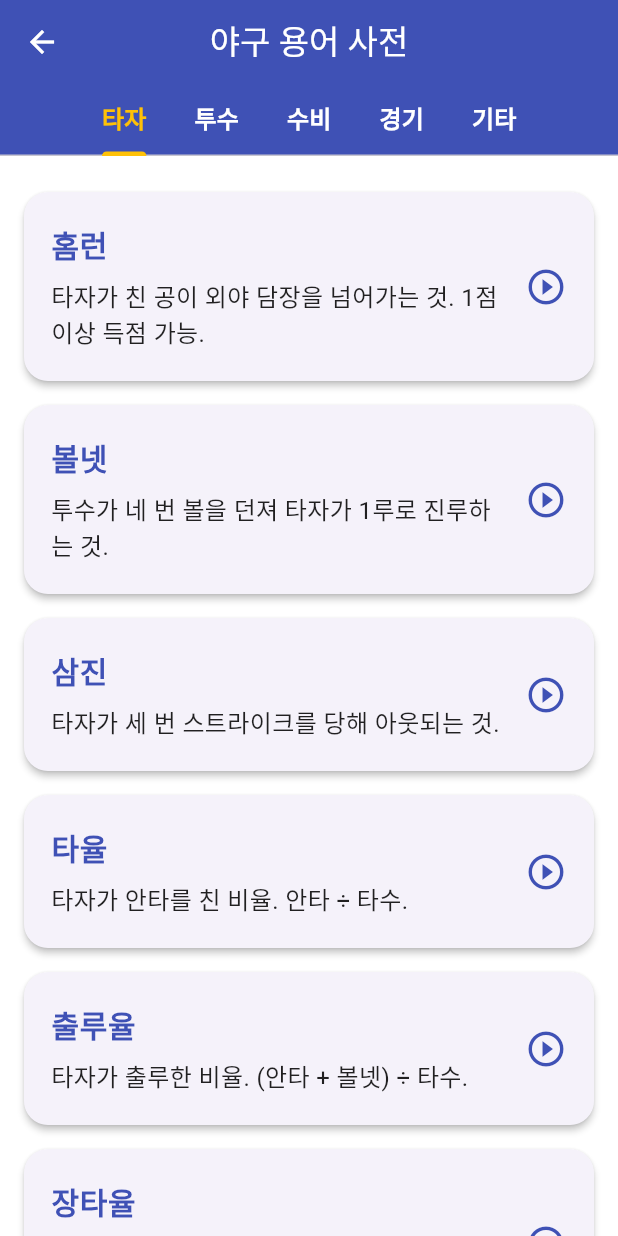
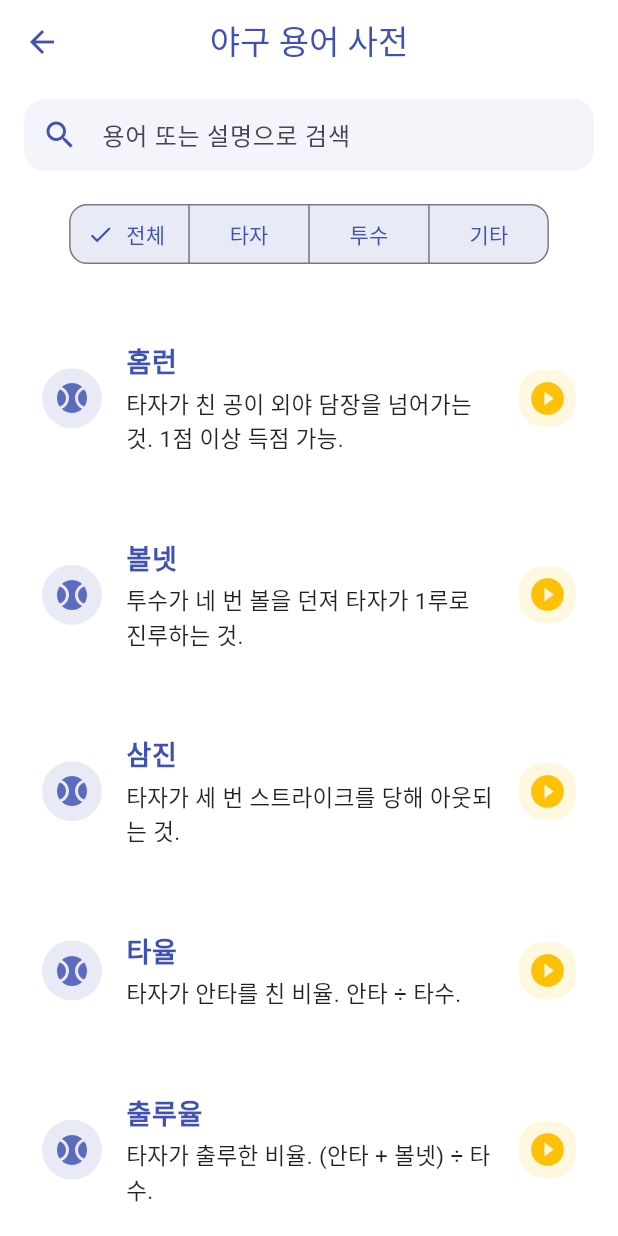
Before and after one commit to AJeonghyun/baseball_quiz, a Flutter app: the BaseballDictionaryPage screen opened directly, on a phone screen of 412 x 824 dp. Run offline on Flutter 3.47's test engine with Material 3 defaults, Android fonts, the phone set to English and light mode, and no system bars; our stand-ins replace auto_size_text, youtube_player_flutter; Roboto replaces fonts that are missing (Pretendard).

Commit message:
modified dictionary page

```diff
--- /dev/null
+++ b/devtools_options.yaml
@@ -0,0 +1 @@
+extensions:
--- a/lib/baseball_dictionary_page.dart
+++ b/lib/baseball_dictionary_page.dart
@@ -11,8 +11,19 @@ class BaseballDictionaryPage extends StatefulWidget {
 class _BaseballDictionaryPageState extends State<BaseballDictionaryPage>
     with SingleTickerProviderStateMixin {
   late TabController _tabController;
+  String searchText = "";
 
-  final Map<String, List<Map<String, String>>> termsByCategory = {
+  late Map<String, List<Map<String, String>>> termsByCategory;
+  late List<Map<String, String>> allTerms;
+
+  int selectedCategoryIndex = 0;
+
+  @override
+  void initState() {
+    super.initState();
+
+    // 카테고리 4개(전체, 타자, 투수, 기타)로 축소
+    final Map<String, List<Map<String, String>>> baseTerms = {
       "타자": [
         {
           "term": "홈런",
@@ -112,40 +123,6 @@ class _BaseballDictionaryPageState extends State<BaseballDictionaryPage>
           "youtubeId": "1Q8fG0TtVAY"
         },
       ],
-    "수비": [
-      {
-        "term": "실책",
-        "desc": "수비수가 평범한 플레이에서 실수하여 주자가 진루한 경우.",
-        "youtubeId": "w8yQJpP6f8k"
-      },
-      {
-        "term": "더블플레이",
-        "desc": "한 번의 플레이로 두 명의 주자를 아웃시키는 것.",
-        "youtubeId": "QwZT7T-TXT0"
-      },
-      {
-        "term": "포스아웃",
-        "desc": "주자가 다음 베이스로 진루해야 할 때, 수비가 먼저 베이스를 밟아 아웃시키는 것.",
-        "youtubeId": "2NNax0aqqqA"
-      },
-    ],
-    "경기": [
-      {
-        "term": "이닝",
-        "desc": "경기의 한 단위. 각 팀이 한 번씩 공격과 수비를 하는 것.",
-        "youtubeId": "kFvFz2v1Qq4"
-      },
-      {
-        "term": "도루",
-        "desc": "주자가 투수가 던지는 틈을 타 다음 베이스로 진루하는 것.",
-        "youtubeId": "QwZT7T-TXT0"
-      },
-      {
-        "term": "득점",
-        "desc": "주자가 홈베이스를 밟아 점수를 얻는 것.",
-        "youtubeId": "w8yQJpP6f8k"
-      },
-    ],
       "기타": [
         {"term": "WAR", "desc": "대체 선수 대비 승리 기여도.", "youtubeId": "2NNax0aqqqA"},
         {
@@ -161,41 +138,60 @@ class _BaseballDictionaryPageState extends State<BaseballDictionaryPage>
       ],
     };
 
-  @override
-  void initState() {
-    super.initState();
+    allTerms = baseTerms.values.expand((list) => list).toList();
+    termsByCategory = {
+      "전체": allTerms,
+      ...baseTerms,
+    };
+
     _tabController =
         TabController(length: termsByCategory.keys.length, vsync: this);
   }
 
-  @override
-  void dispose() {
-    _tabController.dispose();
-    super.dispose();
+  List<Map<String, String>> getFilteredTerms(String category) {
+    final terms = termsByCategory[category]!;
+    if (searchText.isEmpty) return terms;
+    return terms
+        .where((t) =>
+            (t["term"] ?? "").contains(searchText) ||
+            (t["desc"] ?? "").contains(searchText))
+        .toList();
   }
 
   Widget buildTermCard(Map<String, String> t) {
     return Card(
-      elevation: 2,
-      margin: const EdgeInsets.symmetric(vertical: 8, horizontal: 4),
+      elevation: 0,
+      margin: const EdgeInsets.symmetric(vertical: 7, horizontal: 2),
       shape: RoundedRectangleBorder(borderRadius: BorderRadius.circular(16)),
+      color: Colors.white,
       child: ListTile(
         contentPadding:
             const EdgeInsets.symmetric(vertical: 12, horizontal: 18),
+        leading: CircleAvatar(
+          backgroundColor: Colors.indigo.shade50,
+          child: Icon(Icons.sports_baseball, color: Colors.indigo.shade400),
+        ),
         title: Text(
           t["term"] ?? "",
           style: const TextStyle(
-              fontWeight: FontWeight.bold, fontSize: 20, color: Colors.indigo),
+              fontWeight: FontWeight.w600, fontSize: 18, color: Colors.indigo),
         ),
         subtitle: Padding(
-          padding: const EdgeInsets.only(top: 8.0),
+          padding: const EdgeInsets.only(top: 4.0),
           child: Text(
             t["desc"] ?? "",
-            style: const TextStyle(fontSize: 16, color: Colors.black87),
+            style: const TextStyle(fontSize: 15, color: Colors.black87),
           ),
         ),
-        trailing: const Icon(Icons.play_circle_outline,
-            color: Colors.indigo, size: 28),
+        trailing: Container(
+          decoration: BoxDecoration(
+            color: Colors.amber.shade50,
+            borderRadius: BorderRadius.circular(16),
+          ),
+          padding: const EdgeInsets.all(6),
+          child:
+              const Icon(Icons.play_circle_fill, color: Colors.amber, size: 26),
+        ),
         onTap: () {
           Navigator.push(
             context,
@@ -214,42 +210,88 @@ class _BaseballDictionaryPageState extends State<BaseballDictionaryPage>
 
   @override
   Widget build(BuildContext context) {
-    final categories = termsByCategory.keys.toList();
+    final List<String> categories =
+        termsByCategory.keys.toList().cast<String>();
     return Scaffold(
       appBar: AppBar(
         title: const Text('야구 용어 사전'),
         centerTitle: true,
-        backgroundColor: Colors.indigo,
-        foregroundColor: Colors.white,
-        bottom: TabBar(
-          controller: _tabController,
-          isScrollable: true,
-          indicatorColor: Colors.amber,
-          labelColor: Colors.amber,
-          unselectedLabelColor: Colors.white,
-          tabs: [
-            for (final cat in categories)
-              Tab(
-                child: Text(
-                  cat,
-                  style: const TextStyle(
-                      fontSize: 16, fontWeight: FontWeight.bold),
+        backgroundColor: Colors.white,
+        foregroundColor: Colors.indigo,
+        elevation: 0,
+      ),
+      body: Column(
+        children: [
+          Padding(
+            padding: const EdgeInsets.symmetric(horizontal: 16, vertical: 10),
+            child: TextField(
+              decoration: InputDecoration(
+                hintText: "용어 또는 설명으로 검색",
+                prefixIcon: const Icon(Icons.search, color: Colors.indigo),
+                filled: true,
+                fillColor: Colors.indigo.withOpacity(0.06),
+                contentPadding:
+                    const EdgeInsets.symmetric(vertical: 0, horizontal: 12),
+                border: OutlineInputBorder(
+                  borderRadius: BorderRadius.circular(14),
+                  borderSide: BorderSide.none,
                 ),
               ),
-          ],
+              style: const TextStyle(fontSize: 16),
+              onChanged: (value) {
+                setState(() {
+                  searchText = value.trim();
+                });
+              },
             ),
           ),
-      body: TabBarView(
-        controller: _tabController,
-        children: [
+          Padding(
+            padding: const EdgeInsets.symmetric(horizontal: 16, vertical: 8),
+            child: SegmentedButton<String>(
+              segments: [
                 for (final cat in categories)
-            ListView.builder(
-              padding: const EdgeInsets.symmetric(vertical: 16, horizontal: 12),
-              itemCount: termsByCategory[cat]!.length,
+                  ButtonSegment(
+                    value: cat,
+                    label: Text(cat, style: const TextStyle(fontSize: 14)),
+                  ),
+              ],
+              selected: <String>{categories[selectedCategoryIndex]},
+              onSelectionChanged: (Set<String> newSelection) {
+                setState(() {
+                  selectedCategoryIndex =
+                      categories.indexOf(newSelection.first);
+                });
+              },
+              style: ButtonStyle(
+                backgroundColor:
+                    MaterialStateProperty.all(Colors.indigo.shade50),
+                foregroundColor: MaterialStateProperty.all(Colors.indigo),
+                shape: MaterialStateProperty.all(RoundedRectangleBorder(
+                  borderRadius: BorderRadius.circular(12),
+                )),
+              ),
+            ),
+          ),
+          Expanded(
+            child: getFilteredTerms(categories[selectedCategoryIndex]).isEmpty
+                ? const Center(
+                    child: Text(
+                      "검색 결과가 없습니다.",
+                      style: TextStyle(fontSize: 16, color: Colors.grey),
+                    ),
+                  )
+                : ListView.builder(
+                    padding:
+                        const EdgeInsets.symmetric(vertical: 12, horizontal: 8),
+                    itemCount:
+                        getFilteredTerms(categories[selectedCategoryIndex])
+                            .length,
                     itemBuilder: (context, idx) {
-                final t = termsByCategory[cat]![idx];
+                      final t = getFilteredTerms(
+                          categories[selectedCategoryIndex])[idx];
                       return buildTermCard(t);
                     },
+                  ),
           ),
         ],
       ),
--- a/pubspec.yaml
+++ b/pubspec.yaml
@@ -39,6 +39,7 @@ dependencies:
   provider: ^6.1.5
   youtube_player_flutter: ^8.1.2
   langchain: ^0.4.2
+  google_fonts: ^6.2.0
 
 dev_dependencies:
   flutter_test:
```
Also changed, not shown: pubspec.lock. Lines whose indentation alone changed are shown as unchanged.
